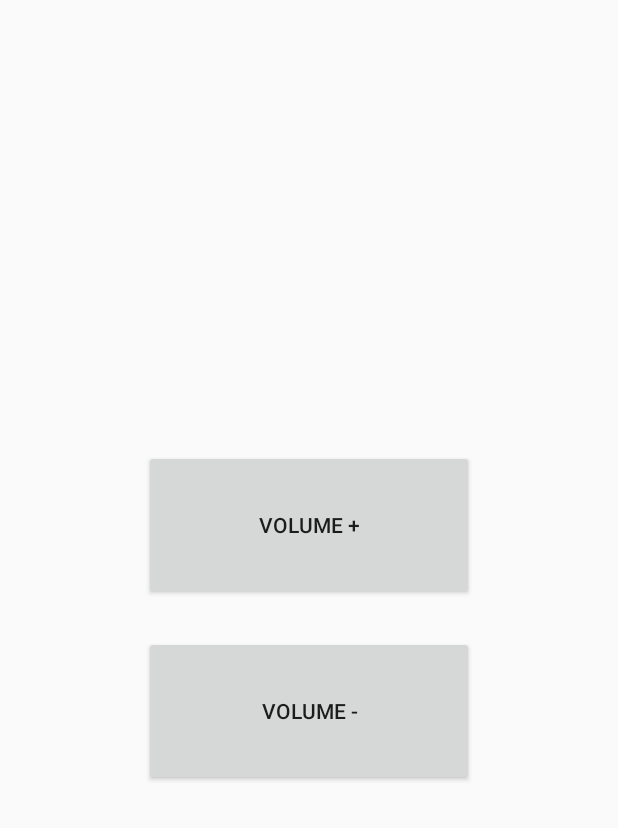
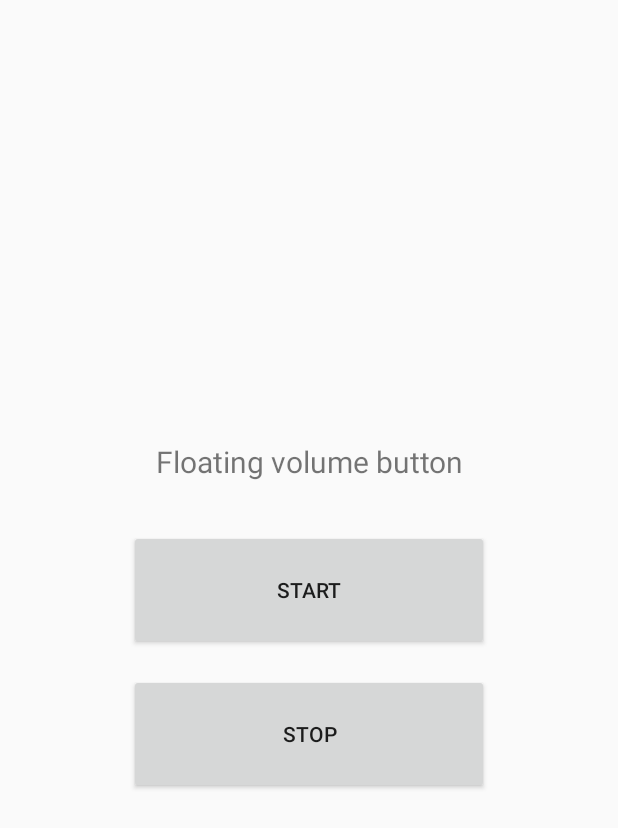
Before and after one commit to nirmanaceadra4-sys/VolumeHelper, an Android app: the screen it shows after launch (MainActivity), on a phone screen of 412 x 824 dp. Shown: the top 828 px of the screen. Run offline under Robolectric (Android 15) with nearby library versions, the phone set to English and light mode, and no system bars.

Commit message:
Add files via upload

```diff
--- a/app/build.gradle.kts
+++ b/app/build.gradle.kts
@@ -9,9 +9,9 @@ android {
 
     defaultConfig {
         applicationId = "com.example.volumehelper"
-        minSdk = 24
+        minSdk = 26
         targetSdk = 34
-        versionCode = 1
+        versionCode = 2
         versionName = "1.0"
     }
 
--- a/app/src/main/res/layout/activity_main.xml
+++ b/app/src/main/res/layout/activity_main.xml
@@ -3,18 +3,27 @@
     android:layout_width="match_parent"
     android:layout_height="match_parent"
     android:gravity="center"
-    android:orientation="vertical">
+    android:orientation="vertical"
+    android:padding="24dp">
+
+    <TextView
+        android:layout_width="wrap_content"
+        android:layout_height="wrap_content"
+        android:gravity="center"
+        android:text="Floating volume button"
+        android:textSize="20sp" />
 
     <Button
-        android:id="@+id/btnUp"
-        android:layout_width="220dp"
-        android:layout_height="100dp"
-        android:text="Volume +" />
+        android:id="@+id/btnStart"
+        android:layout_width="240dp"
+        android:layout_height="80dp"
+        android:layout_marginTop="32dp"
+        android:text="Start" />
 
     <Button
-        android:id="@+id/btnDown"
-        android:layout_width="220dp"
-        android:layout_height="100dp"
-        android:layout_marginTop="24dp"
-        android:text="Volume -" />
+        android:id="@+id/btnStop"
+        android:layout_width="240dp"
+        android:layout_height="80dp"
+        android:layout_marginTop="16dp"
+        android:text="Stop" />
 </LinearLayout>
```
Also changed, not shown: app/src/main/AndroidManifest.xml (+15 -0 lines), app/src/main/java/com/example/volumehelper/MainActivity.kt (+28 -15 lines), app/src/main/java/com/example/volumehelper/OverlayService.kt (added, +168 -0 lines).
